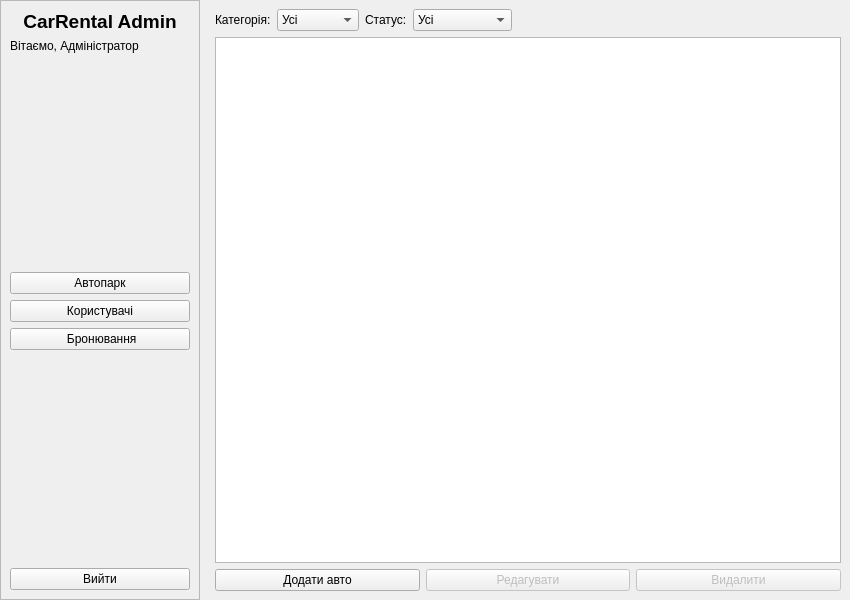
This is adminwindow.ui in lopez1k/kursova as Qt 5 draws it before an edit. The edited form follows.
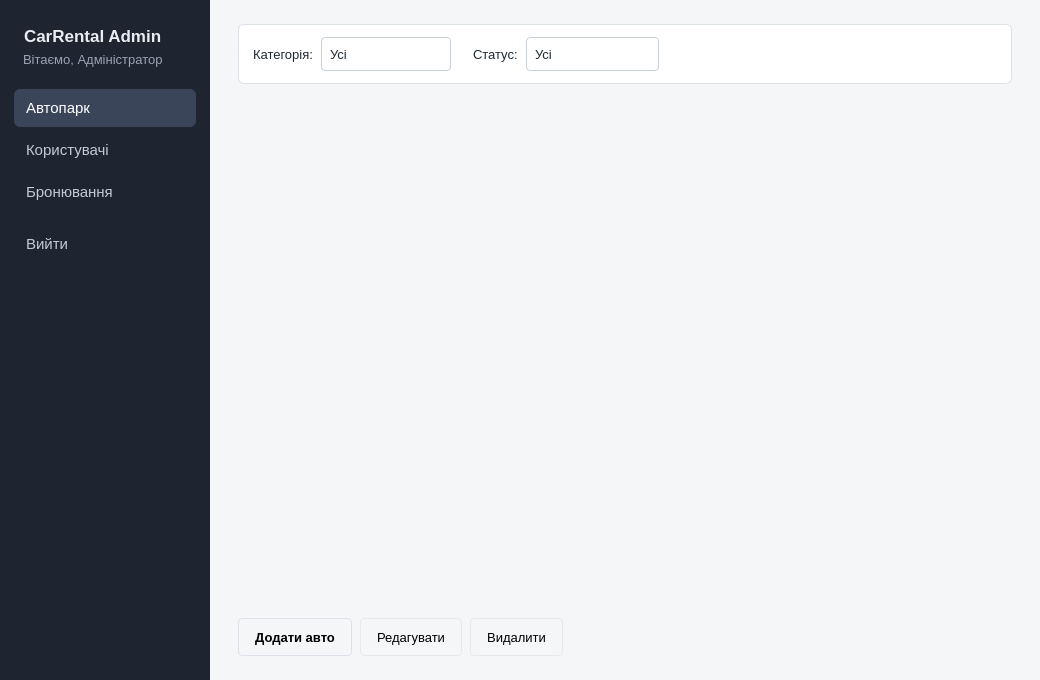
This is the edited form.

Commit message: enhance ui: colors, cars' cards

```diff
--- a/adminwindow.ui
+++ b/adminwindow.ui
@@ -6,14 +6,100 @@
    <rect>
     <x>0</x>
     <y>0</y>
-    <width>850</width>
-    <height>600</height>
+    <width>1040</width>
+    <height>680</height>
    </rect>
   </property>
   <property name="windowTitle">
    <string>Панель Адміністратора — Оренда Авто</string>
   </property>
+  <property name="styleSheet">
+   <string notr="true">
+QWidget { font-family: &quot;Segoe UI&quot;; font-size: 10pt; color: #1F2933; }
+QWidget#AdminWindow { background: #F4F6F8; }
+
+/* ---- Бічне меню ---- */
+QFrame#sidebarFrame { background: #1E2430; border: none; }
+QLabel#titleLabel { color: #E9EDF2; font-size: 13pt; font-weight: 600; padding: 4px 6px 2px 6px; }
+QLabel#welcomeLabel { color: #9AA3B2; padding: 0 6px 18px 6px; }
+QFrame#sidebarFrame QPushButton {
+    background: transparent; color: #C3CAD6; border: none; border-radius: 6px;
+    padding: 10px 12px; text-align: left; font-size: 11pt;
+}
+QFrame#sidebarFrame QPushButton:hover   { background: #2A3240; color: #FFFFFF; }
+QFrame#sidebarFrame QPushButton:checked { background: #3A4559; color: #FFFFFF; }
+QPushButton#btnLogout { border: 1px solid #3A4352; margin-top: 10px; }
+
+/* ---- Фільтри ---- */
+QFrame#filterFrame { background: #FFFFFF; border: 1px solid #DDE2E8; border-radius: 6px; }
+QFrame#filterFrame QLabel { background: transparent; border: none; }
+QComboBox {
+    background: #FFFFFF; border: 1px solid #C9D0D9; border-radius: 4px;
+    padding: 5px 26px 5px 8px; min-height: 22px;
+}
+QComboBox:hover { border-color: #A9B8CC; }
+QComboBox:focus { border-color: #4A6FA5; }
+QComboBox::drop-down {
+    subcontrol-origin: padding; subcontrol-position: center right;
+    width: 24px; border: none; background: transparent;
+}
+QComboBox::down-arrow {
+    image: none; width: 0px; height: 0px;
+    border-left: 4px solid transparent; border-right: 4px solid transparent;
+    border-top: 5px solid #5B6573;
+}
+QComboBox::down-arrow:on { border-top: none; border-bottom: 5px solid #5B6573; }
+QComboBox QAbstractItemView {
+    background: #FFFFFF; border: 1px solid #C9D0D9; outline: 0; padding: 4px;
+    selection-background-color: #EEF3FA; selection-color: #1F2933;
+}
+
+/* ---- Кнопки дій з авто ---- */
+QWidget#carsPage QPushButton {
+    background: #F4F6F8; border: 1px solid #DDE2E8; border-radius: 4px;
+    padding: 8px 16px; min-height: 20px;
+}
+QWidget#carsPage QPushButton:hover    { background: #EAEEF3; border-color: #C9D0D9; }
+QWidget#carsPage QPushButton:pressed  { background: #DFE5EC; }
+QWidget#carsPage QPushButton:disabled { background: #F4F6F8; border-color: #E6E9ED; color: #A0A8B4; }
+QPushButton#btnAddCar { background: #4A6FA5; border-color: #4A6FA5; color: #FFFFFF; font-weight: 600; }
+QPushButton#btnAddCar:hover   { background: #3F5F8F; border-color: #3F5F8F; }
+QPushButton#btnAddCar:pressed { background: #34507A; }
+QPushButton#btnDeleteCar:enabled { color: #B42318; border-color: #E8C4C0; background: #FFFFFF; }
+QPushButton#btnDeleteCar:enabled:hover { background: #FDF1F0; border-color: #D9A39D; }
+
+/* ---- Картки авто (createCarCardWidget) ---- */
+QListWidget#carsListWidget { background: transparent; border: none; outline: 0; }
+QListWidget#carsListWidget::item,
+QListWidget#carsListWidget::item:hover,
+QListWidget#carsListWidget::item:selected { background: transparent; border: none; }
+QFrame#carCard { background: #FFFFFF; border: 1px solid #DDE2E8; border-radius: 6px; }
+QFrame#carCard:hover { border-color: #A9B8CC; }
+QFrame#carCard[selected=&quot;true&quot;] { background: #F3F7FC; border: 2px solid #4A6FA5; }
+QFrame#carCard QLabel { background: transparent; border: none; }
+QLabel#carTitle { font-size: 11pt; font-weight: 600; }
+QLabel#carMeta  { color: #5B6573; }
+QFrame#carLine  { background: #E6E9ED; border: none; }
+QLabel#carPrice { font-weight: 600; }
+QLabel#carStatusFree { color: #2E6B2E; font-size: 9pt; font-weight: 600; }
+QLabel#carStatusBusy { color: #A15C07; font-size: 9pt; font-weight: 600; }
+QLabel#carStatusOff  { color: #B42318; font-size: 9pt; font-weight: 600; }
+
+/* ---- Таблиці ---- */
+QTableWidget {
+    background: #FFFFFF; border: 1px solid #DDE2E8; border-radius: 6px;
+    gridline-color: #E6E9ED; selection-background-color: #EEF3FA; selection-color: #1F2933;
+}
+QHeaderView::section {
+    background: #F0F2F5; border: none; border-bottom: 1px solid #DDE2E8;
+    padding: 8px 10px; font-weight: 600;
+}
+</string>
+  </property>
   <layout class="QHBoxLayout" name="mainHorizontalLayout">
+   <property name="spacing">
+    <number>0</number>
+   </property>
    <property name="leftMargin">
     <number>0</number>
    </property>
@@ -30,24 +116,39 @@
     <widget class="QFrame" name="sidebarFrame">
      <property name="minimumSize">
       <size>
-       <width>200</width>
+       <width>210</width>
        <height>0</height>
       </size>
      </property>
      <property name="maximumSize">
       <size>
-       <width>220</width>
+       <width>230</width>
        <height>16777215</height>
       </size>
      </property>
      <property name="frameShape">
-      <enum>QFrame::Shape::StyledPanel</enum>
+      <enum>QFrame::Shape::NoFrame</enum>
      </property>
      <layout class="QVBoxLayout" name="sidebarLayout">
+      <property name="spacing">
+       <number>4</number>
+      </property>
+      <property name="leftMargin">
+       <number>14</number>
+      </property>
+      <property name="topMargin">
+       <number>22</number>
+      </property>
+      <property name="rightMargin">
+       <number>14</number>
+      </property>
+      <property name="bottomMargin">
+       <number>22</number>
+      </property>
       <item>
        <widget class="QLabel" name="titleLabel">
         <property name="text">
-         <string>&lt;html&gt;&lt;head/&gt;&lt;body&gt;&lt;p align=&quot;center&quot;&gt;&lt;span style=&quot; font-size:14pt; font-weight:600;&quot;&gt;CarRental Admin&lt;/span&gt;&lt;/p&gt;&lt;/body&gt;&lt;/html&gt;</string>
+         <string>CarRental Admin</string>
         </property>
        </widget>
       </item>
@@ -56,76 +157,148 @@
         <property name="text">
          <string>Вітаємо, Адміністратор</string>
         </property>
+        <property name="wordWrap">
+         <bool>true</bool>
+        </property>
        </widget>
       </item>
-      <item>
-       <spacer name="topSpacer">
-        <property name="orientation">
-         <enum>Qt::Orientation::Vertical</enum>
-        </property>
-        <property name="sizeHint" stdset="0">
-         <size>
-          <width>20</width>
-          <height>20</height>
-         </size>
-        </property>
-       </spacer>
-      </item>
       <item>
        <widget class="QPushButton" name="btnCars">
+        <property name="cursor">
+         <cursorShape>PointingHandCursor</cursorShape>
+        </property>
         <property name="text">
          <string>Автопарк</string>
         </property>
+        <property name="checkable">
+         <bool>true</bool>
+        </property>
+        <property name="checked">
+         <bool>true</bool>
+        </property>
+        <property name="autoExclusive">
+         <bool>true</bool>
+        </property>
        </widget>
       </item>
       <item>
        <widget class="QPushButton" name="btnUsers">
+        <property name="cursor">
+         <cursorShape>PointingHandCursor</cursorShape>
+        </property>
         <property name="text">
          <string>Користувачі</string>
         </property>
+        <property name="checkable">
+         <bool>true</bool>
+        </property>
+        <property name="autoExclusive">
+         <bool>true</bool>
+        </property>
        </widget>
       </item>
       <item>
        <widget class="QPushButton" name="btnRentals">
+        <property name="cursor">
+         <cursorShape>PointingHandCursor</cursorShape>
+        </property>
         <property name="text">
-         <string> Бронювання</string>
+         <string>Бронювання</string>
+        </property>
+        <property name="checkable">
+         <bool>true</bool>
+        </property>
+        <property name="autoExclusive">
+         <bool>true</bool>
         </property>
        </widget>
       </item>
-      <item>
-       <spacer name="bottomSpacer">
-        <property name="orientation">
-         <enum>Qt::Orientation::Vertical</enum>
-        </property>
-        <property name="sizeHint" stdset="0">
-         <size>
-          <width>20</width>
-          <height>40</height>
-         </size>
-        </property>
-       </spacer>
-      </item>
       <item>
        <widget class="QPushButton" name="btnLogout">
+        <property name="cursor">
+         <cursorShape>PointingHandCursor</cursorShape>
+        </property>
         <property name="text">
          <string>Вийти</string>
         </property>
        </widget>
       </item>
+      <item>
+       <spacer name="bottomSpacer">
+        <property name="orientation">
+         <enum>Qt::Orientation::Vertical</enum>
+        </property>
+        <property name="sizeHint" stdset="0">
+         <size>
+          <width>20</width>
+          <height>40</height>
+         </size>
+        </property>
+       </spacer>
+      </item>
      </layout>
     </widget>
    </item>
    <item>
     <layout class="QVBoxLayout" name="contentLayout">
+     <property name="spacing">
+      <number>14</number>
+     </property>
+     <property name="leftMargin">
+      <number>28</number>
+     </property>
+     <property name="topMargin">
+      <number>24</number>
+     </property>
+     <property name="rightMargin">
+      <number>28</number>
+     </property>
+     <property name="bottomMargin">
+      <number>24</number>
+     </property>
      <item>
       <layout class="QHBoxLayout" name="headerLayout"/>
      </item>
      <item>
       <widget class="QStackedWidget" name="stackedWidget">
+       <property name="currentIndex">
+        <number>0</number>
+       </property>
        <widget class="QWidget" name="carsPage">
         <layout class="QVBoxLayout" name="carsLayout">
+         <property name="spacing">
+          <number>14</number>
+         </property>
+         <property name="leftMargin">
+          <number>0</number>
+         </property>
+         <property name="topMargin">
+          <number>0</number>
+         </property>
+         <property name="rightMargin">
+          <number>0</number>
+         </property>
+         <property name="bottomMargin">
+          <number>0</number>
+         </property>
          <item>
+          <widget class="QFrame" name="filterFrame">
           <layout class="QHBoxLayout" name="filterLayout">
+            <property name="spacing">
+             <number>8</number>
+            </property>
+            <property name="leftMargin">
+             <number>14</number>
+            </property>
+            <property name="topMargin">
+             <number>12</number>
+            </property>
+            <property name="rightMargin">
+             <number>14</number>
+            </property>
+            <property name="bottomMargin">
+             <number>12</number>
+            </property>
            <item>
             <widget class="QLabel" name="lblCategoryFilter">
              <property name="text">
@@ -135,6 +308,12 @@
            </item>
            <item>
             <widget class="QComboBox" name="categoryFilter">
+              <property name="minimumSize">
+               <size>
+                <width>130</width>
+                <height>34</height>
+               </size>
+              </property>
              <item>
               <property name="text">
                <string>Усі</string>
@@ -157,6 +336,22 @@
              </item>
             </widget>
            </item>
+            <item>
+             <spacer name="filterGap">
+              <property name="orientation">
+               <enum>Qt::Orientation::Horizontal</enum>
+              </property>
+              <property name="sizeType">
+               <enum>QSizePolicy::Policy::Fixed</enum>
+              </property>
+              <property name="sizeHint" stdset="0">
+               <size>
+                <width>14</width>
+                <height>10</height>
+               </size>
+              </property>
+             </spacer>
+            </item>
            <item>
             <widget class="QLabel" name="lblStatusFilter">
              <property name="text">
@@ -166,6 +361,12 @@
            </item>
            <item>
             <widget class="QComboBox" name="statusFilter">
+              <property name="minimumSize">
+               <size>
+                <width>130</width>
+                <height>34</height>
+               </size>
+              </property>
              <item>
               <property name="text">
                <string>Усі</string>
@@ -202,9 +403,16 @@
             </spacer>
            </item>
           </layout>
+          </widget>
          </item>
          <item>
           <widget class="QListWidget" name="carsListWidget">
+           <property name="frameShape">
+            <enum>QFrame::Shape::NoFrame</enum>
+           </property>
+           <property name="horizontalScrollBarPolicy">
+            <enum>Qt::ScrollBarPolicy::ScrollBarAlwaysOff</enum>
+           </property>
            <property name="movement">
             <enum>QListView::Movement::Static</enum>
            </property>
@@ -212,7 +420,7 @@
             <enum>QListView::ResizeMode::Adjust</enum>
            </property>
            <property name="spacing">
-            <number>10</number>
+            <number>4</number>
            </property>
            <property name="viewMode">
             <enum>QListView::ViewMode::IconMode</enum>
@@ -221,8 +429,17 @@
          </item>
          <item>
           <layout class="QHBoxLayout" name="carsActionLayout">
+           <property name="spacing">
+            <number>8</number>
+           </property>
            <item>
             <widget class="QPushButton" name="btnAddCar">
+             <property name="cursor">
+              <cursorShape>PointingHandCursor</cursorShape>
+             </property>
+             <property name="styleSheet">
+              <string notr="true">color: rgb(0, 0, 0);</string>
+             </property>
              <property name="text">
               <string>Додати авто</string>
              </property>
@@ -233,6 +450,12 @@
              <property name="enabled">
               <bool>false</bool>
              </property>
+             <property name="cursor">
+              <cursorShape>PointingHandCursor</cursorShape>
+             </property>
+             <property name="styleSheet">
+              <string notr="true">color: rgb(0, 0, 0);</string>
+             </property>
              <property name="text">
               <string>Редагувати</string>
              </property>
@@ -243,17 +466,48 @@
              <property name="enabled">
               <bool>false</bool>
              </property>
+             <property name="cursor">
+              <cursorShape>PointingHandCursor</cursorShape>
+             </property>
+             <property name="styleSheet">
+              <string notr="true">color: rgb(0, 0, 0);</string>
+             </property>
              <property name="text">
               <string>Видалити</string>
              </property>
             </widget>
            </item>
+           <item>
+            <spacer name="actionsSpacer">
+             <property name="orientation">
+              <enum>Qt::Orientation::Horizontal</enum>
+             </property>
+             <property name="sizeHint" stdset="0">
+              <size>
+               <width>40</width>
+               <height>10</height>
+              </size>
+             </property>
+            </spacer>
+           </item>
           </layout>
          </item>
         </layout>
        </widget>
        <widget class="QWidget" name="usersPage">
         <layout class="QVBoxLayout" name="usersLayout">
+         <property name="leftMargin">
+          <number>0</number>
+         </property>
+         <property name="topMargin">
+          <number>0</number>
+         </property>
+         <property name="rightMargin">
+          <number>0</number>
+         </property>
+         <property name="bottomMargin">
+          <number>0</number>
+         </property>
          <item>
           <widget class="QTableWidget" name="usersTable">
            <property name="editTriggers">
@@ -262,6 +516,18 @@
            <property name="selectionBehavior">
             <enum>QAbstractItemView::SelectionBehavior::SelectRows</enum>
            </property>
+           <property name="showGrid">
+            <bool>false</bool>
+           </property>
+           <attribute name="horizontalHeaderHighlightSections">
+            <bool>false</bool>
+           </attribute>
+           <attribute name="horizontalHeaderStretchLastSection">
+            <bool>true</bool>
+           </attribute>
+           <attribute name="verticalHeaderVisible">
+            <bool>false</bool>
+           </attribute>
            <column>
             <property name="text">
              <string>ID</string>
@@ -288,8 +554,38 @@
        </widget>
        <widget class="QWidget" name="rentalsPage">
         <layout class="QVBoxLayout" name="rentalsLayout">
+         <property name="leftMargin">
+          <number>0</number>
+         </property>
+         <property name="topMargin">
+          <number>0</number>
+         </property>
+         <property name="rightMargin">
+          <number>0</number>
+         </property>
+         <property name="bottomMargin">
+          <number>0</number>
+         </property>
          <item>
           <widget class="QTableWidget" name="rentalsTable">
+           <property name="editTriggers">
+            <set>QAbstractItemView::EditTrigger::NoEditTriggers</set>
+           </property>
+           <property name="selectionBehavior">
+            <enum>QAbstractItemView::SelectionBehavior::SelectRows</enum>
+           </property>
+           <property name="showGrid">
+            <bool>false</bool>
+           </property>
+           <attribute name="horizontalHeaderHighlightSections">
+            <bool>false</bool>
+           </attribute>
+           <attribute name="horizontalHeaderStretchLastSection">
+            <bool>true</bool>
+           </attribute>
+           <attribute name="verticalHeaderVisible">
+            <bool>false</bool>
+           </attribute>
            <column>
             <property name="text">
              <string>ID</string>
```
Lines whose indentation alone changed are shown as unchanged. The commit also changes 6 other files.
